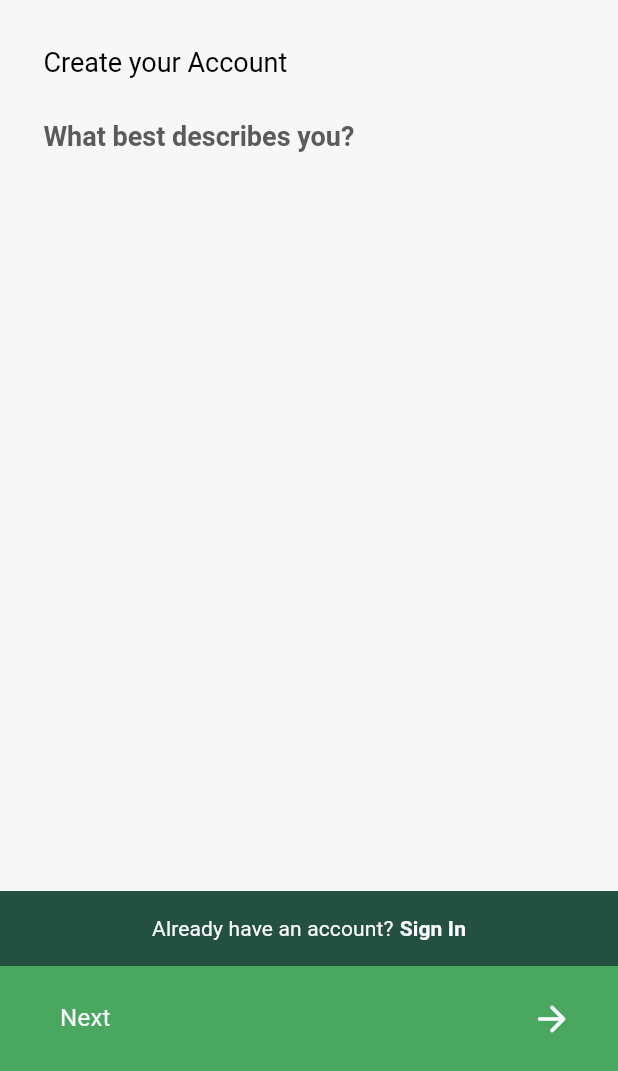
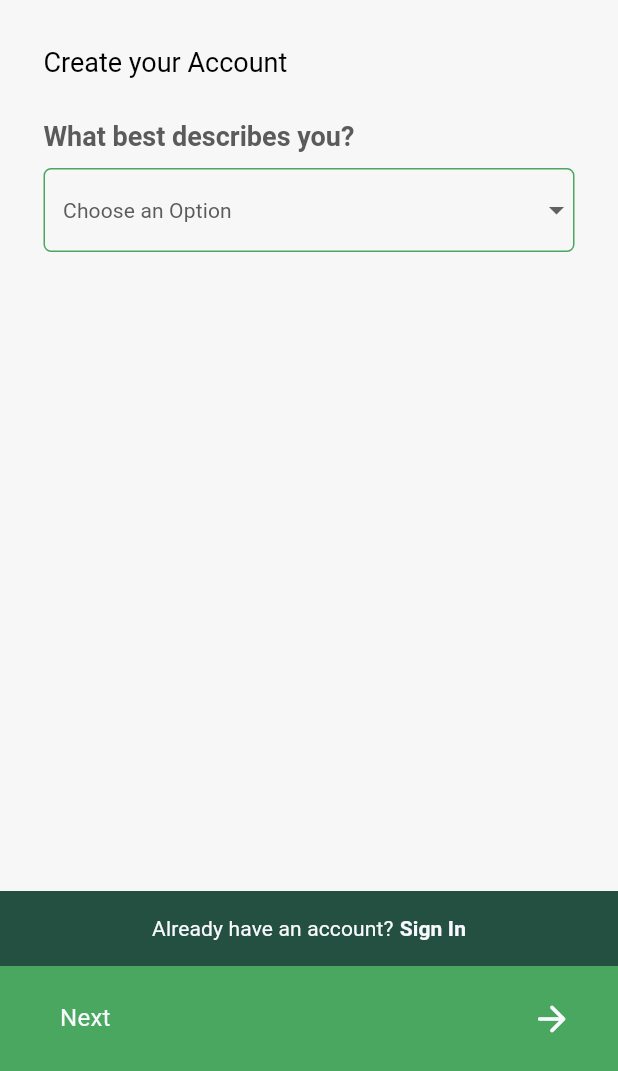
Before and after one commit to chileanne/cassava_project, a Flutter app: the screen it shows after launch, on a phone screen of 412 x 824 dp, the part 165-1236 px from its top. Run offline on Flutter 3.47's test engine with Material 3 defaults, Android fonts, the phone set to English and light mode, and no system bars; our stand-ins replace flutter_svg, gap, get.

Commit message:
done create account screen

```diff
--- /dev/null
+++ b/lib/controllers/create_account_controller.dart
@@ -0,0 +1,25 @@
+
+
+import 'package:cassava_project/core/shared_widgets/drop_down_form_field.dart';
+import 'package:flutter/material.dart';
+import 'package:get/get.dart';
+
+import '../core/app_theme/app_colors.dart';
+
+class CreateAccountController extends GetxController{
+
+  var selectedValue ="".obs;
+
+
+
+  List<DropdownMenuItem<String>> get dropdownItems{
+    List<DropdownMenuItem<String>> menuItems=[];
+
+        menuItems.add(dropdownMenuItems("", "Choose an Option"));
+        menuItems.add(dropdownMenuItems("Customer", "Customer"));
+       menuItems.add(dropdownMenuItems("Vendor", "Vendor"));
+       return menuItems;
+  }
+
+
+}
--- a/lib/core/app_theme/app_colors.dart
+++ b/lib/core/app_theme/app_colors.dart
@@ -13,6 +13,7 @@ class AppColor{
     static Color greyColor2 = const Color(0XFF9D9D9D);
     static Color errorColor = const Color(0XFFE94141);
     static Color cardColor = const Color (0XFFF7F7F7);
+    static Color dropdownColor = const Color (0XFFF4F4F4);
 
 
 
--- /dev/null
+++ b/lib/core/shared_widgets/drop_down_form_field.dart
@@ -0,0 +1,27 @@
+
+
+import 'package:flutter/material.dart';
+import 'package:get/get.dart';
+import 'package:get/get_core/src/get_main.dart';
+
+import '../app_theme/app_colors.dart';
+
+class DropDownFormFileds extends StatelessWidget {
+  const DropDownFormFileds({super.key});
+
+  @override
+  Widget build(BuildContext context) {
+    return const Placeholder();
+  }
+}
+
+
+
+DropdownMenuItem<String> dropdownMenuItems(String value, String text){
+     return  DropdownMenuItem(
+         value: value,
+         child: Text(text,
+           style: Theme.of(Get.context!).textTheme.titleSmall?.copyWith(
+               color:AppColor.greyColor1
+           ),));
+  }
--- a/lib/main.dart
+++ b/lib/main.dart
@@ -1,4 +1,5 @@
 import 'package:cassava_project/core/app_theme/app_theme.dart';
+import 'package:cassava_project/screens/Authentication/create_accounty_type/bindings/create_account_binding.dart';
 import 'package:cassava_project/screens/Authentication/create_accounty_type/create_account_type_screen.dart';
 import 'package:flutter/material.dart';
 import 'package:get/get.dart';
@@ -18,6 +19,7 @@ class MyApp extends StatelessWidget {
       title: 'Cassava',
       theme: AppTheme.lightTheme,
       home: const CreateAccountType(),
+      initialBinding: CreateAccountBindings(),
     );
   }
 }
--- /dev/null
+++ b/lib/screens/Authentication/create_accounty_type/bindings/create_account_binding.dart
@@ -0,0 +1,13 @@
+
+import 'package:get/get.dart';
+
+import '../../../../controllers/create_account_controller.dart';
+
+class CreateAccountBindings extends Bindings{
+  @override
+  void dependencies() {
+    // TODO: implement dependencies
+    Get.lazyPut(() => CreateAccountController());
+  }
+
+}
--- a/lib/screens/Authentication/create_accounty_type/create_account_type_screen.dart
+++ b/lib/screens/Authentication/create_accounty_type/create_account_type_screen.dart
@@ -1,10 +1,13 @@
 
 
+import 'package:cassava_project/controllers/create_account_controller.dart';
 import 'package:cassava_project/core/app_constants/app_constant.dart';
 import 'package:cassava_project/core/app_theme/app_colors.dart';
 import 'package:cassava_project/core/utils/image_utils.dart';
 import 'package:flutter/material.dart';
 import 'package:flutter_svg/flutter_svg.dart';
+import 'package:gap/gap.dart';
+import 'package:get/get.dart';
 
 class CreateAccountType extends StatefulWidget {
   const CreateAccountType({super.key});
@@ -15,6 +18,7 @@ class CreateAccountType extends StatefulWidget {
 
 class _CreateAccountTypeState extends State<CreateAccountType> {
 
+  final CreateAccountController _createAccountController = Get.find();
 
 
   @override
@@ -86,12 +90,58 @@ class _CreateAccountTypeState extends State<CreateAccountType> {
                   fontWeight: FontWeight.w700,
                 ),),
 
-                       // DropdownButtonFormField(
-                       //     items: dropdownItems,
-                       //     value: "",
-                       //     onChanged: (value){
-                       //
-                       //     })
+
+                  const Gap(10),
+
+                       SizedBox(
+                         height: 58,
+                         child: DropdownButtonFormField(
+                           dropdownColor: AppColor.dropdownColor,
+                           style: theme.textTheme.titleMedium?.copyWith(
+                             color: AppColor.greyColor2
+                           ),
+                           isExpanded: true,
+                             elevation: 3,
+                             decoration: InputDecoration(
+                               enabledBorder: OutlineInputBorder(
+                                 borderRadius:BorderRadius.circular(5.0) ,
+                                 borderSide: BorderSide(color: theme.colorScheme.onPrimary),
+                                 gapPadding: 1.0
+                               ) ,
+
+                                // border:OutlineInputBorder(
+                                //     borderRadius:BorderRadius.circular(5.0) ,
+                                //     borderSide: BorderSide(color: theme.colorScheme.onPrimary),
+                                //     gapPadding: 3.0
+                                // ),
+
+                                errorBorder: OutlineInputBorder(
+                                    borderRadius:BorderRadius.circular(5.0) ,
+                                    borderSide: BorderSide(color: theme.colorScheme.error),
+                                    gapPadding: 3.0
+                                ),
+
+                                focusedBorder:OutlineInputBorder(
+                                    borderRadius:BorderRadius.circular(5.0) ,
+                                    borderSide: BorderSide(color: theme.colorScheme.onPrimary),
+                                    gapPadding: 2.0
+                                ) ,
+
+
+                                focusedErrorBorder:OutlineInputBorder(
+                                    borderRadius:BorderRadius.circular(5.0) ,
+                                    borderSide: BorderSide(color: theme.colorScheme.error),
+                                    gapPadding: 3.0
+                                ),
+                             ),
+                             items: _createAccountController.dropdownItems,
+                             value: _createAccountController.selectedValue.value,
+                             onChanged: (value){
+
+                             },
+
+                         ),
+                       )
 
 
                         ],
@@ -129,13 +179,5 @@ class _CreateAccountTypeState extends State<CreateAccountType> {
   }
 
 
-  List<DropdownMenuItem<String>> get dropdownItems{
-    List<DropdownMenuItem<String>> menuItems = [
-      const DropdownMenuItem(value: "Customer", child: Text("Customer")),
-      const DropdownMenuItem(value: "Vendor", child: Text("Vendor")),
-
-    ];
-    return menuItems;
-  }
 
 }
--- a/pubspec.yaml
+++ b/pubspec.yaml
@@ -38,6 +38,7 @@ dependencies:
   get: ^4.6.6
   dio: ^5.3.4
   flutter_svg: ^2.0.9
+  gap: ^3.0.1
 
 
 
```
Also changed, not shown: pubspec.lock.
